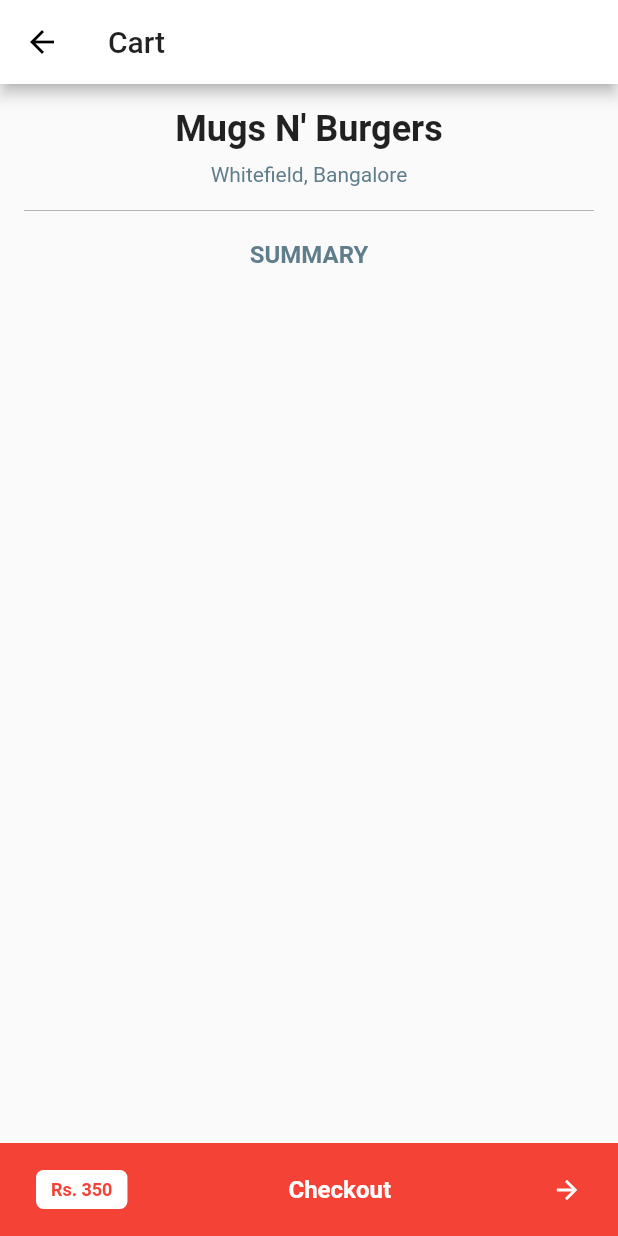
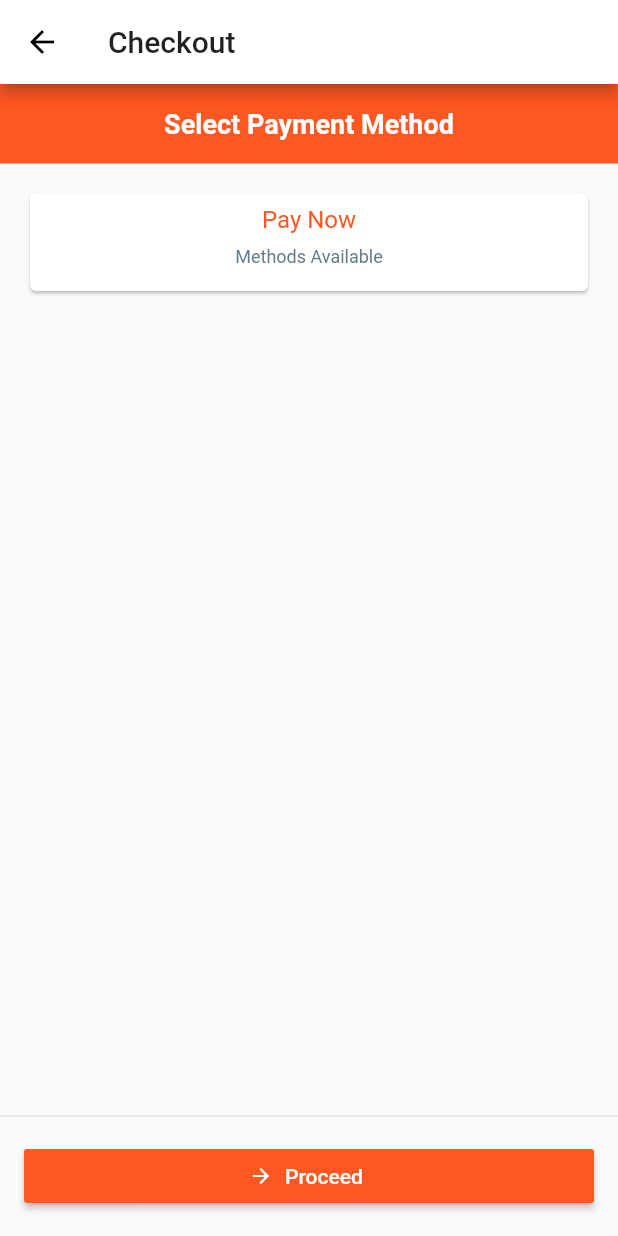
Before and after one commit to krishnakeshan/eatzie, a Flutter app: the ViewLocationCartScreen screen opened directly, after a tap on "Rs. 350", on a phone screen of 412 x 824 dp. Run offline on Flutter 3.47's test engine with Material 2 defaults, Android fonts, the phone set to English and light mode, and no system bars; our stand-ins replace font_awesome_flutter.

Commit message:
updated ios version dependency
tried integrating checkout with razorpay

```diff
--- /dev/null
+++ b/lib/checkout.dart
@@ -0,0 +1,139 @@
+import 'package:flutter/material.dart';
+import 'package:flutter/services.dart';
+
+import 'package:eatzie/model/cart.dart';
+
+class CheckoutScreen extends StatefulWidget {
+  //Properties
+  final Cart cart;
+
+  //Constructors
+  CheckoutScreen({this.cart});
+
+  //Methods
+  @override
+  _CheckoutScreenState createState() {
+    return _CheckoutScreenState(
+      cart: cart,
+    );
+  }
+}
+
+class _CheckoutScreenState extends State<CheckoutScreen> {
+  //Properties
+  Cart cart;
+
+  static const orderChannel = MethodChannel("com.qrilt.eatzie/order");
+
+  //Constructors
+  _CheckoutScreenState({this.cart});
+
+  //Methods
+  @override
+  Widget build(BuildContext context) {
+    return Scaffold(
+      appBar: AppBar(
+        title: Text("Checkout"),
+      ),
+      body: Column(
+        crossAxisAlignment: CrossAxisAlignment.stretch,
+        children: <Widget>[
+          //Select Payment Method Title
+          Container(
+            color: Colors.deepOrange,
+            padding: EdgeInsets.fromLTRB(32, 16, 32, 16),
+            child: Text(
+              "Select Payment Method",
+              textAlign: TextAlign.center,
+              style: TextStyle(
+                color: Colors.white,
+                fontSize: 18,
+                fontWeight: FontWeight.bold,
+              ),
+            ),
+          ),
+
+          //Payment Methods
+          Expanded(
+            child: ListView(
+              padding: EdgeInsets.symmetric(horizontal: 16, vertical: 16),
+              children: <Widget>[
+                //Pay Now
+                Card(
+                  color: Colors.white,
+                  child: Container(
+                    padding: EdgeInsets.fromLTRB(0, 0, 0, 16),
+                    child: Column(
+                      children: <Widget>[
+                        //Pay Now Text
+                        Container(
+                          color: Colors.white70,
+                          padding:
+                              EdgeInsets.symmetric(horizontal: 16, vertical: 8),
+                          child: Text(
+                            "Pay Now",
+                            style: TextStyle(
+                              color: Colors.deepOrange,
+                              fontSize: 16,
+                            ),
+                          ),
+                        ),
+
+                        //Methods Available Text
+                        Text(
+                          "Methods Available",
+                          style: TextStyle(
+                            color: Colors.blueGrey,
+                            fontSize: 12,
+                          ),
+                        ),
+                      ],
+                    ),
+                  ),
+                ),
+              ],
+            ),
+          ),
+
+          Divider(
+            height: 32,
+          ),
+
+          //Proceed Button
+          Container(
+            margin: EdgeInsets.fromLTRB(16, 0, 16, 16),
+            child: RaisedButton.icon(
+              color: Colors.deepOrange,
+              label: Text(
+                "Proceed",
+                style: TextStyle(
+                  color: Colors.white,
+                ),
+              ),
+              icon: Icon(
+                Icons.arrow_forward,
+                color: Colors.white,
+                size: 16,
+              ),
+              onPressed: () {
+                //redirect
+                _checkoutUser();
+              },
+            ),
+          ),
+        ],
+      ),
+    );
+  }
+
+  //method to check out the user
+  void _checkoutUser() async {
+    //call method on platform channel
+    var result = await orderChannel.invokeMethod(
+      "checkoutUser",
+      {
+        "cartId": cart.objectId,
+      },
+    );
+  }
+}
--- a/lib/model/order.dart
+++ b/lib/model/order.dart
@@ -58,7 +58,6 @@ class OrderItem {
   //method to create list of OrderItems
   static List<OrderItem> createListFromMaps(var maps) {
     //create list of OrderItems
-    print("creating orderitems $maps");
     List<OrderItem> orderItems = new List();
     for (var map in maps) {
       orderItems.add(OrderItem.fromMap(map));
--- a/lib/view_location_cart.dart
+++ b/lib/view_location_cart.dart
@@ -1,10 +1,12 @@
-import 'package:eatzie/custom_widgets/list_view_items/cart_item_list_view_item.dart';
 import 'package:flutter/material.dart';
 import 'package:flutter/services.dart';
 
 import 'package:eatzie/model/location.dart';
 import 'package:eatzie/model/cart.dart';
 import 'package:eatzie/model/item.dart';
+
+import 'package:eatzie/checkout.dart';
+import 'package:eatzie/custom_widgets/list_view_items/cart_item_list_view_item.dart';
 
 import 'package:eatzie/classes/listeners/cart_listener.dart';
 
@@ -182,7 +184,19 @@ class _ViewLocationCartScreenState extends State<ViewLocationCartScreen>
               ),
             ),
             splashColor: Colors.orange,
-            onTap: () {},
+            onTap: () {
+              //open checkout page
+              Navigator.push(
+                context,
+                MaterialPageRoute(
+                  builder: (buildContext) {
+                    return CheckoutScreen(
+                      cart: cart,
+                    );
+                  },
+                ),
+              );
+            },
           ),
         ],
       ),
```
Also changed, not shown: 19 other files.
